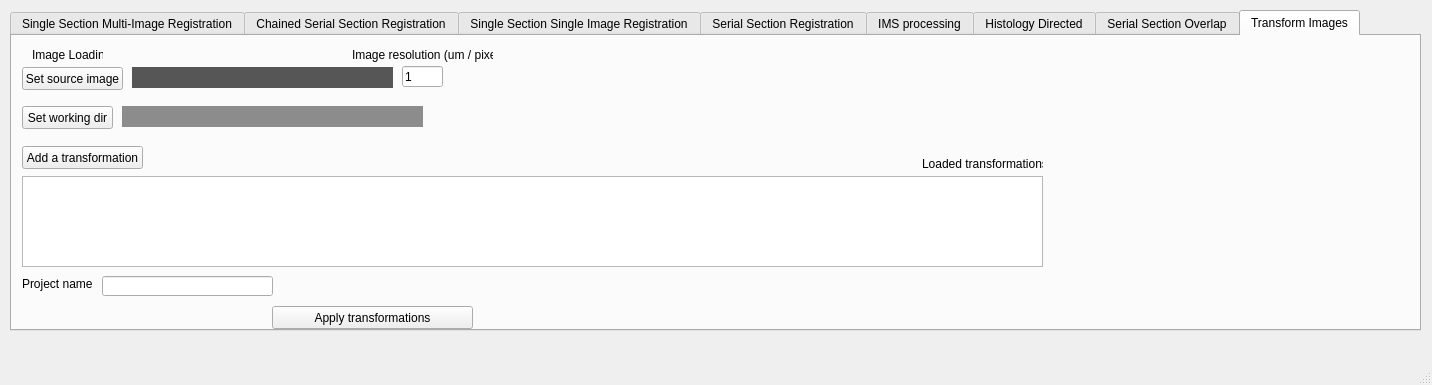
NHPatterson/regToolboxMSRC, file regToolboxMSRC/GUI/MSRC_toolbox_v0_3.ui: the form before one commit.
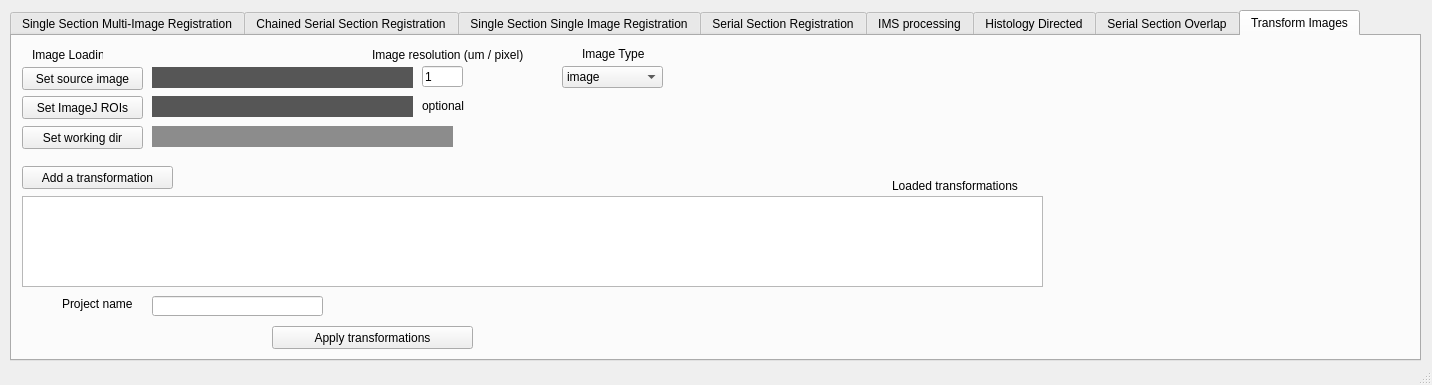
The form after the commit. The open tabs and pages were chosen to show the change.

Commit message: added image transformation module to include ijrois

Diff of the .ui file:
```diff
--- a/regToolboxMSRC/GUI/MSRC_toolbox_v0_3.ui
+++ b/regToolboxMSRC/GUI/MSRC_toolbox_v0_3.ui
@@ -20,7 +20,7 @@
       <x>10</x>
       <y>10</y>
       <width>1411</width>
-      <height>321</height>
+      <height>351</height>
      </rect>
     </property>
     <property name="currentIndex">
@@ -2906,7 +2906,7 @@
        <rect>
         <x>10</x>
         <y>31</y>
-        <width>101</width>
+        <width>121</width>
         <height>23</height>
        </rect>
       </property>
@@ -2920,9 +2920,9 @@
      <widget class="QLabel" name="TFM_type_img_res_label_2">
       <property name="geometry">
        <rect>
-        <x>340</x>
+        <x>360</x>
         <y>11</y>
-        <width>141</width>
+        <width>181</width>
         <height>16</height>
        </rect>
       </property>
@@ -2949,7 +2949,7 @@
      <widget class="QLabel" name="TFM_textbox_source">
       <property name="geometry">
        <rect>
-        <x>120</x>
+        <x>140</x>
         <y>31</y>
         <width>261</width>
         <height>21</height>
@@ -2967,7 +2967,7 @@
      <widget class="QLineEdit" name="TFM_src_reso">
       <property name="geometry">
        <rect>
-        <x>390</x>
+        <x>410</x>
         <y>30</y>
         <width>41</width>
         <height>21</height>
@@ -2981,8 +2981,8 @@
       <property name="geometry">
        <rect>
         <x>10</x>
-        <y>110</y>
-        <width>121</width>
+        <y>130</y>
+        <width>151</width>
         <height>23</height>
        </rect>
       </property>
@@ -2997,7 +2997,7 @@
       <property name="geometry">
        <rect>
         <x>260</x>
-        <y>270</y>
+        <y>290</y>
         <width>201</width>
         <height>23</height>
        </rect>
@@ -3010,7 +3010,7 @@
       <property name="geometry">
        <rect>
         <x>10</x>
-        <y>140</y>
+        <y>160</y>
         <width>1021</width>
         <height>91</height>
        </rect>
@@ -3019,10 +3019,10 @@
      <widget class="QLabel" name="TFM_Imageloading_overhead_3">
       <property name="geometry">
        <rect>
-        <x>910</x>
-        <y>120</y>
-        <width>121</width>
-        <height>16</height>
+        <x>880</x>
+        <y>140</y>
+        <width>151</width>
+        <height>20</height>
        </rect>
       </property>
       <property name="text">
@@ -3035,8 +3035,8 @@
      <widget class="QLabel" name="TFM_projectname_overhead_2">
       <property name="geometry">
        <rect>
-        <x>10</x>
-        <y>240</y>
+        <x>50</x>
+        <y>260</y>
         <width>81</width>
         <height>16</height>
        </rect>
@@ -3048,8 +3048,8 @@
      <widget class="QLineEdit" name="TFM_textbox_fn">
       <property name="geometry">
        <rect>
-        <x>90</x>
-        <y>240</y>
+        <x>140</x>
+        <y>260</y>
         <width>171</width>
         <height>20</height>
        </rect>
@@ -3058,8 +3058,8 @@
      <widget class="QLabel" name="TFM_textbox_wd">
       <property name="geometry">
        <rect>
-        <x>110</x>
-        <y>70</y>
+        <x>140</x>
+        <y>90</y>
         <width>301</width>
         <height>21</height>
        </rect>
@@ -3077,8 +3077,8 @@
       <property name="geometry">
        <rect>
         <x>10</x>
-        <y>70</y>
-        <width>91</width>
+        <y>90</y>
+        <width>121</width>
         <height>23</height>
        </rect>
       </property>
@@ -3086,6 +3086,89 @@
        <string>Set working dir</string>
       </property>
      </widget>
+     <widget class="QPushButton" name="TFM_button_ijrois">
+      <property name="geometry">
+       <rect>
+        <x>10</x>
+        <y>60</y>
+        <width>121</width>
+        <height>23</height>
+       </rect>
+      </property>
+      <property name="styleSheet">
+       <string notr="true">gridline-color: rgb(0, 0, 0);</string>
+      </property>
+      <property name="text">
+       <string>Set ImageJ ROIs</string>
+      </property>
+     </widget>
+     <widget class="QLabel" name="TFM_textbox_ijrois">
+      <property name="geometry">
+       <rect>
+        <x>140</x>
+        <y>60</y>
+        <width>261</width>
+        <height>21</height>
+       </rect>
+      </property>
+      <property name="styleSheet">
+       <string notr="true">background-color: rgb(86, 86, 86);
+font: italic 8pt &quot;Arial&quot;;
+color: rgb(255, 255, 255);</string>
+      </property>
+      <property name="text">
+       <string/>
+      </property>
+     </widget>
+     <widget class="QComboBox" name="TFM_roi_type">
+      <property name="geometry">
+       <rect>
+        <x>550</x>
+        <y>30</y>
+        <width>101</width>
+        <height>22</height>
+       </rect>
+      </property>
+      <item>
+       <property name="text">
+        <string>image</string>
+       </property>
+      </item>
+      <item>
+       <property name="text">
+        <string>ijroi</string>
+       </property>
+      </item>
+     </widget>
+     <widget class="QLabel" name="TFM_type_img_res_label_3">
+      <property name="geometry">
+       <rect>
+        <x>570</x>
+        <y>10</y>
+        <width>81</width>
+        <height>16</height>
+       </rect>
+      </property>
+      <property name="text">
+       <string>Image Type </string>
+      </property>
+     </widget>
+     <widget class="QLabel" name="HDR_roi_names_label_4">
+      <property name="geometry">
+       <rect>
+        <x>410</x>
+        <y>60</y>
+        <width>161</width>
+        <height>20</height>
+       </rect>
+      </property>
+      <property name="styleSheet">
+       <string notr="true">font: 75 italic 8pt &quot;MS Shell Dlg 2&quot;;</string>
+      </property>
+      <property name="text">
+       <string>optional</string>
+      </property>
+     </widget>
     </widget>
    </widget>
   </widget>
```
Left out of the diff: 2 changed lines with no effect on the pictures. The commit also changes 12 other files.
